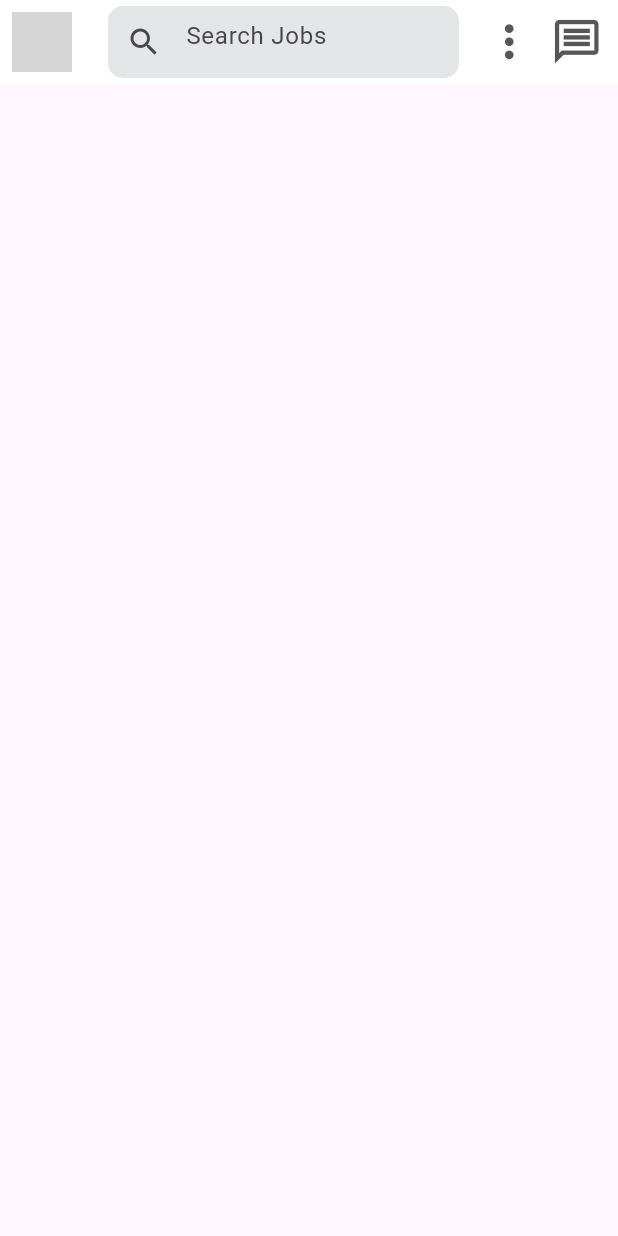
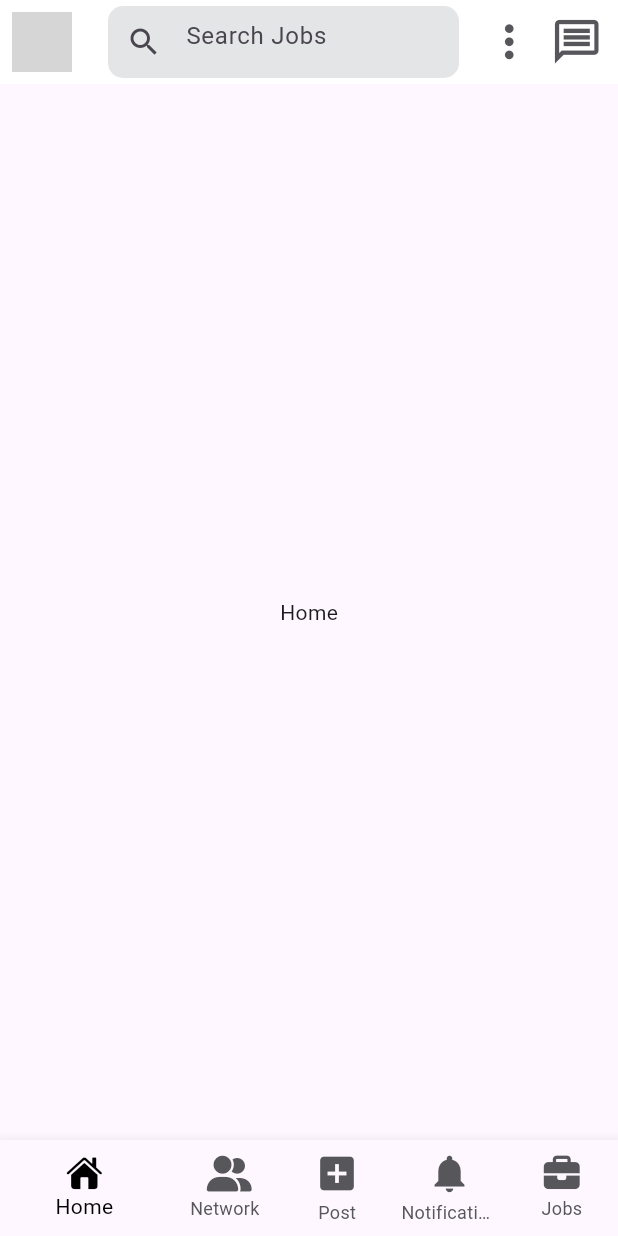
Before and after one commit to OmerAlfaruk/linkedin, a Flutter app: the MainPage screen opened directly, on a phone screen of 412 x 824 dp. Run offline on Flutter 3.47's test engine with Material 2 defaults, Android fonts, the light colour scheme and no system bars; our stand-ins replace flutter_svg, font_awesome_flutter; grey boxes are pictures that could not be loaded.

Commit message:
linkedin

```diff
--- /dev/null
+++ b/lib/pages/main/home/home_page.dart
@@ -0,0 +1,18 @@
+import 'package:flutter/material.dart';
+class HomePage extends StatefulWidget {
+  const HomePage({super.key});
+
+  @override
+  State<HomePage> createState() => _HomePageState();
+}
+
+class _HomePageState extends State<HomePage> {
+  @override
+  Widget build(BuildContext context) {
+    return const Scaffold(
+     body: Center(
+       child: Text('Home'),
+     )
+    );
+  }
+}
--- a/lib/pages/main/main_page/main_page.dart
+++ b/lib/pages/main/main_page/main_page.dart
@@ -1,5 +1,14 @@
+import 'package:flutter/cupertino.dart';
 import 'package:flutter/material.dart';
+import 'package:font_awesome_flutter/font_awesome_flutter.dart';
 import 'package:linkedin_mobile_clone/pages/main/main_page/widget/app_bar_widget.dart';
+
+import '../../../theme/styles.dart';
+import '../create/create_page.dart';
+import '../home/home_page.dart';
+import '../jobs/jobs_page.dart';
+import '../network/network_page.dar.dart';
+import '../notifications_page.dart';
 class MainPage extends StatefulWidget {
   const MainPage({super.key});
 
@@ -9,12 +18,14 @@ class MainPage extends StatefulWidget {
 
 class _MainPageState extends State<MainPage> {
   final GlobalKey<ScaffoldState> _scaffoldState = GlobalKey<ScaffoldState>();
+  int _currentPageIndex = 0;
   @override
   Widget build(BuildContext context) {
     return Scaffold(
+      drawer: const Drawer(),
+      key: _scaffoldState,
       appBar:appBarWidget(
             context,
-            key: _scaffoldState,
             title: "Search Jobs",
             isJobsTab: true,
             onLeadingTapClickListener: () {
@@ -23,8 +34,78 @@ class _MainPageState extends State<MainPage> {
               });
             }
         ),
+      bottomNavigationBar: BottomNavigationBar(
+        currentIndex: _currentPageIndex,
+        onTap: (index) {
+          setState(() {
+            _currentPageIndex = index;
+          });
+        },
+        selectedItemColor: linkedInBlack000000,
+        selectedLabelStyle: const TextStyle(color: linkedInBlack000000),
+        unselectedItemColor: linkedInMediumGrey86888A,
+        unselectedLabelStyle: const TextStyle(color: linkedInMediumGrey86888A),
+        showUnselectedLabels: true,
+        items: const [
+          BottomNavigationBarItem(
+            icon: Icon(CupertinoIcons.house_fill),
+            label: "Home",
+          ),
+          BottomNavigationBarItem(
+            icon: Icon(FontAwesomeIcons.userGroup),
+            label: "Network",
+          ),
+          BottomNavigationBarItem(
+            icon: Icon(
+              Icons.add_box,
+              size: 30,
+            ),
+            label: "Post",
+          ),
+          BottomNavigationBarItem(
+            icon: Icon(
+              Icons.notifications,
+              size: 30,
+            ),
+            label: "Notifications",
+          ),
+          BottomNavigationBarItem(
+            icon: Icon(FontAwesomeIcons.briefcase),
+            label: "Jobs",
+          ),
+        ],
+      ),
 
-
+body: _switchPages(_currentPageIndex),
     );
   }
+  _switchPages(int index) {
+    switch (index) {
+      case 0:
+        {
+          return const HomePage();
+        }
+      case 1:
+        {
+          return const NetworkPage();
+        }
+      case 2:
+        {
+          return CreatePage(onCloneClickListener: () {
+            Navigator.pop(context);
+            setState(() {
+              _currentPageIndex = 0;
+            });
+          },);
+        }
+      case 3:
+        {
+          return const NotificationsPage();
+        }
+      case 4:
+        {
+          return const JobsPage();
+        }
+    }
+  }
 }
```
Also changed, not shown: lib/data/network_entity.dart (added, +84 -0 lines), lib/data/post_entity.dart (added, +103 -0 lines), lib/pages/main/create/create_page.dart (added, +18 -0 lines), lib/pages/main/jobs/jobs_page.dart (added, +18 -0 lines), lib/pages/main/network/network_page.dar.dart (added, +18 -0 lines), lib/pages/main/notifications_page.dart (added, +18 -0 lines).
